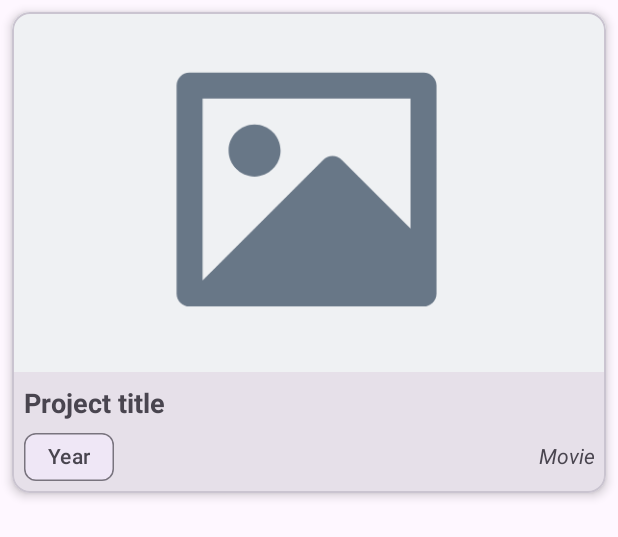
After one commit to MirellaGeri/Practica-Android, an Android app: the layout item_movie.xml on its own in the app's theme, with its tools: preview values and no code run, on a phone screen of 412 x 824 dp. The commit adds this screen. Shown: the top 537 px of the screen. Run offline under Robolectric (Android 15) with nearby library versions, the phone set to English and light mode, and no system bars; network calls fail.

Commit message:
finish project

```diff
--- /dev/null
+++ b/app/src/main/res/drawable/bg_image_placeholder.xml
@@ -0,0 +1,13 @@
+<vector xmlns:android="http://schemas.android.com/apk/res/android"
+    android:width="800dp"
+    android:height="800dp"
+    android:viewportWidth="120"
+    android:viewportHeight="120">
+  <path
+      android:pathData="M0,0h120v120h-120z"
+      android:fillColor="#EFF1F3"/>
+  <path
+      android:pathData="M33.25,38.48C33.26,37.05 34.42,35.89 35.85,35.88H83.15C84.58,35.88 85.75,37.04 85.75,38.48V80.52C85.74,81.95 84.58,83.11 83.15,83.13H35.85C34.42,83.12 33.25,81.96 33.25,80.52V38.48ZM80.5,41.13H38.5V77.88L62.89,53.48C63.92,52.45 65.58,52.45 66.6,53.48L80.5,67.4V41.13ZM43.75,51.62C43.75,54.52 46.1,56.87 49,56.87C51.9,56.87 54.25,54.52 54.25,51.62C54.25,48.73 51.9,46.37 49,46.37C46.1,46.37 43.75,48.73 43.75,51.62Z"
+      android:fillColor="#687787"
+      android:fillType="evenOdd"/>
+</vector>
--- /dev/null
+++ b/app/src/main/res/layout/item_movie.xml
@@ -0,0 +1,71 @@
+<?xml version="1.0" encoding="utf-8"?>
+<LinearLayout xmlns:android="http://schemas.android.com/apk/res/android"
+    xmlns:app="http://schemas.android.com/apk/res-auto"
+    xmlns:tools="http://schemas.android.com/tools"
+    android:orientation="vertical"
+    android:layout_width="match_parent"
+    android:layout_height="wrap_content">
+    <com.google.android.material.card.MaterialCardView
+        style="@style/Widget.Material3.CardView.Filled"
+        android:id="@+id/movieCard"
+        android:layout_width="match_parent"
+        android:layout_height="wrap_content"
+        android:layout_marginHorizontal="8dp"
+        android:layout_marginVertical="8dp"
+        app:cardElevation="4dp"
+        app:strokeWidth="1dp">
+        <LinearLayout
+            android:layout_width="match_parent"
+            android:layout_height="wrap_content"
+            android:orientation="vertical">
+            <ImageView
+                android:id="@+id/posterImageView"
+                android:layout_width="match_parent"
+                android:layout_height="240dp"
+                android:scaleType="centerCrop"
+                android:src="@drawable/bg_image_placeholder"/>
+            <LinearLayout
+                android:layout_width="match_parent"
+                android:layout_height="wrap_content"
+                android:orientation="vertical"
+                android:padding="8dp">
+                <TextView
+                    android:id="@+id/movieTitleTextView"
+                    android:layout_width="match_parent"
+                    android:layout_height="wrap_content"
+                    android:textSize="18sp"
+                    android:textStyle="bold"
+                    tools:text="Project title"
+                    android:layout_marginBottom="8dp" />
+                <LinearLayout
+                    android:layout_width="match_parent"
+                    android:layout_height="wrap_content"
+                    android:orientation="horizontal">
+                    <com.google.android.material.chip.Chip
+                        style="@style/Widget.Material3.Chip.Suggestion"
+                        android:id="@+id/yearChip"
+                        android:layout_width="wrap_content"
+                        android:layout_height="wrap_content"
+                        tools:text="Year"
+                        android:clickable="false"
+                        app:ensureMinTouchTargetSize="false" />
+                    <Space
+                        android:layout_width="0dp"
+                        android:layout_height="wrap_content"
+                        android:layout_weight="1"/>
+                    <TextView
+                        android:id="@+id/typeTextView"
+                        android:layout_width="wrap_content"
+                        android:layout_height="wrap_content"
+                        tools:text="Movie"
+                        android:textSize="14sp"
+                        android:layout_marginBottom="8dp"
+                        android:textStyle="italic"
+                        android:textAlignment="textEnd"/>
+                </LinearLayout>
+            </LinearLayout>
+        </LinearLayout>
+
+    </com.google.android.material.card.MaterialCardView>
+
+</LinearLayout>
--- a/app/src/main/res/values-night/themes.xml
+++ b/app/src/main/res/values-night/themes.xml
@@ -1,6 +1,6 @@
 <resources xmlns:tools="http://schemas.android.com/tools">
     <!-- Base application theme. -->
-    <style name="Base.Theme.SearchMovies" parent="Theme.Material3.DayNight.NoActionBar">
+    <style name="Base.Theme.SearchMovies" parent="Theme.Material3.DayNight">
         <!-- Customize your dark theme here. -->
         <!-- <item name="colorPrimary">@color/my_dark_primary</item> -->
     </style>
--- a/app/src/main/res/values/themes.xml
+++ b/app/src/main/res/values/themes.xml
@@ -1,6 +1,6 @@
 <resources xmlns:tools="http://schemas.android.com/tools">
     <!-- Base application theme. -->
-    <style name="Base.Theme.SearchMovies" parent="Theme.Material3.DayNight.NoActionBar">
+    <style name="Base.Theme.SearchMovies" parent="Theme.Material3.DayNight">
         <!-- Customize your light theme here. -->
         <!-- <item name="colorPrimary">@color/my_light_primary</item> -->
     </style>
```
Also changed, not shown: app/build.gradle.kts (+13 -0 lines), app/src/main/AndroidManifest.xml (+7 -1 lines), app/src/main/java/com/mirellageri/searchmovies/MainActivity.kt (deleted, +0 -20 lines), app/src/main/java/com/mirellageri/searchmovies/activities/DetailActivity.kt (added, +94 -0 lines), app/src/main/java/com/mirellageri/searchmovies/activities/MainActivity.kt (added, +66 -0 lines), app/src/main/java/com/mirellageri/searchmovies/adapters/MovieAdapter.kt (added, +58 -0 lines), app/src/main/java/com/mirellageri/searchmovies/data/Movie.kt (added, +20 -0 lines), app/src/main/java/com/mirellageri/searchmovies/data/MoviesApi.kt (added, +31 -0 lines), app/src/main/java/com/mirellageri/searchmovies/utils/SessionManager.kt (added, +29 -0 lines), app/src/main/res/layout/activity_detail.xml (added, +154 -0 lines), app/src/main/res/layout/activity_main.xml (+37 -10 lines).
